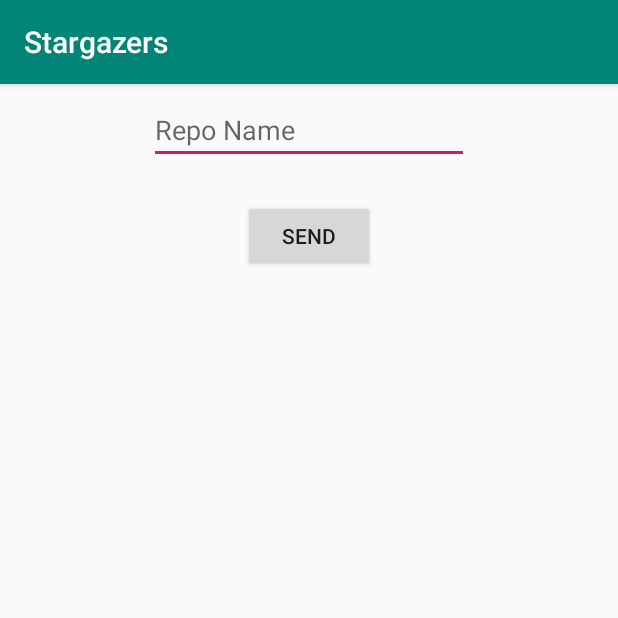
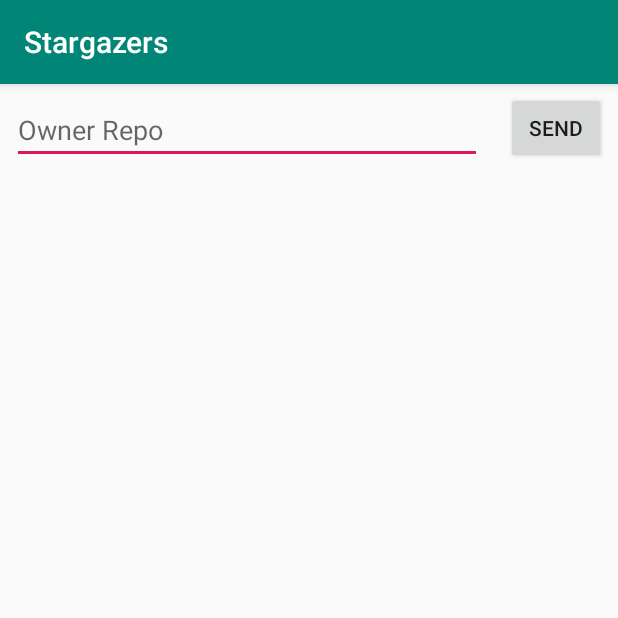
Before and after one commit to Ronda94/Stargazers, an Android app: the screen it shows after launch (MainActivity), after a tap on "SEND", on a phone screen of 412 x 824 dp, the top half of it. Run offline under Robolectric (Android 15) with nearby library versions, the phone set to English and light mode, and no system bars; 1 statement that could not run was skipped.

Commit message:
GitHubUtils First idea of a layout

```diff
--- a/app/build.gradle
+++ b/app/build.gradle
@@ -28,10 +28,11 @@ dependencies {
     implementation 'androidx.appcompat:appcompat:1.0.2'
     implementation 'androidx.constraintlayout:constraintlayout:2.0.0-alpha2'
     implementation 'com.squareup.retrofit2:retrofit:2.5.0'
-    implementation 'com.google.code.gson:gson:2.8.5'
     implementation 'com.squareup.retrofit2:converter-gson:2.5.0'
 
-    implementation 'androidx.legacy:legacy-support-v4:1.0.0-alpha1'
+    implementation 'androidx.legacy:legacy-support-v4:1.0.0'
+    implementation 'androidx.recyclerview:recyclerview:1.0.0'
+
     testImplementation 'junit:junit:4.12'
     androidTestImplementation 'androidx.test:runner:1.1.0'
     androidTestImplementation 'androidx.test.espresso:espresso-core:3.1.0'
--- a/app/src/main/java/com/marco/stargazers/models/service/GitHubRequest.kt
+++ /dev/null
@@ -1,31 +0,0 @@
-package com.marco.stargazers.models.service
-
-import retrofit2.Call
-import retrofit2.Callback
-import retrofit2.Response
-import retrofit2.Retrofit
-import retrofit2.converter.gson.GsonConverterFactory
-
-
-class GitHubRequest {
-//
-//    private var service: GitHubService? = null
-//
-//    fun listRepos(username : String) : Call<List<Repo>>{
-//        return service?.listRepos(username)
-//    }
-//
-//    companion object {
-//        @JvmStatic
-//        fun newInstance(): GitHubRequest{
-//            return GitHubRequest().apply {
-//                val retrofit = Retrofit.Builder()
-//                    .baseUrl("https://api.github.com/")
-//                    .addConverterFactory(GsonConverterFactory.create())
-//                    .build()
-//                service = retrofit.create(GitHubService::class.java)
-//            }
-//        }
-//    }
-
-}
--- a/app/src/main/java/com/marco/stargazers/models/service/GitHubService.kt
+++ b/app/src/main/java/com/marco/stargazers/models/service/GitHubService.kt
@@ -9,8 +9,8 @@ import retrofit2.http.Path
 
 interface GitHubService {
 
-    @GET("users/{username}/repos")
-    fun listRepos(@Path("username") username: String): Call<List<Repo>>
+    @GET("users/{owner}/repos")
+    fun listRepos(@Path("owner") owner: String): Call<List<Repo>>
 
 
     companion object {
@@ -24,7 +24,3 @@ interface GitHubService {
         }
     }
 }
-
-val gitHubService by lazy {
-    GitHubService.newInstance()
-}
--- /dev/null
+++ b/app/src/main/java/com/marco/stargazers/models/service/GitHubUtils.kt
@@ -0,0 +1,12 @@
+package com.marco.stargazers.models.service
+
+import retrofit2.Call
+
+
+private val gitHubService by lazy {
+    GitHubService.newInstance()
+}
+
+fun listRepos(owner : String) : Call<List<Repo>> {
+        return gitHubService.listRepos(owner)
+}
--- a/app/src/main/res/layout/activity_main.xml
+++ b/app/src/main/res/layout/activity_main.xml
@@ -5,28 +5,52 @@
         xmlns:app="http://schemas.android.com/apk/res-auto"
         android:layout_width="match_parent"
         android:layout_height="match_parent"
-        tools:context=".MainActivity">
+        tools:context=".MainActivity"
+        >
 
     <EditText
-
-            android:layout_width="wrap_content"
+            android:layout_width="0dp"
             android:layout_height="wrap_content"
-            android:inputType="textPersonName"
             android:ems="10"
             android:id="@+id/editText"
             android:layout_marginTop="8dp"
             app:layout_constraintTop_toTopOf="parent"
             android:layout_marginStart="8dp"
             app:layout_constraintStart_toStartOf="parent"
+            android:hint="Owner Repo"
             android:layout_marginEnd="8dp"
-            app:layout_constraintEnd_toEndOf="parent"
-            android:hint="Repo Name"/>
+            app:layout_constraintEnd_toStartOf="@+id/guideline"
+            />
+
     <Button
             android:text="Send"
+            android:layout_width="0dp"
+            android:layout_height="wrap_content"
+            android:id="@+id/button"
+            app:layout_constraintEnd_toEndOf="parent"
+            app:layout_constraintStart_toStartOf="@+id/guideline"
+            android:layout_marginStart="8dp"
+            android:layout_marginEnd="8dp"
+            app:layout_constraintBottom_toBottomOf="@+id/editText"
+            />
+
+    <androidx.recyclerview.widget.RecyclerView
+            android:layout_width="match_parent"
+            android:layout_height="0dp"
+            android:id="@+id/recycler"
+            android:layout_marginTop="8dp"
+            app:layout_constraintTop_toBottomOf="@+id/editText"
+            app:layout_constraintBottom_toBottomOf="parent"
+            app:layout_constraintEnd_toEndOf="parent"
+            app:layout_constraintStart_toStartOf="parent"
+            />
+
+    <androidx.constraintlayout.widget.Guideline
             android:layout_width="wrap_content"
             android:layout_height="wrap_content"
-            android:id="@+id/button" android:layout_marginStart="8dp" app:layout_constraintStart_toStartOf="parent"
-            app:layout_constraintEnd_toEndOf="parent" android:layout_marginEnd="8dp" android:layout_marginTop="24dp"
-            app:layout_constraintTop_toBottomOf="@+id/editText"/>
+            android:id="@+id/guideline"
+            android:orientation="vertical"
+            app:layout_constraintGuide_percent="0.80"
+            />
 
 </androidx.constraintlayout.widget.ConstraintLayout>
```
